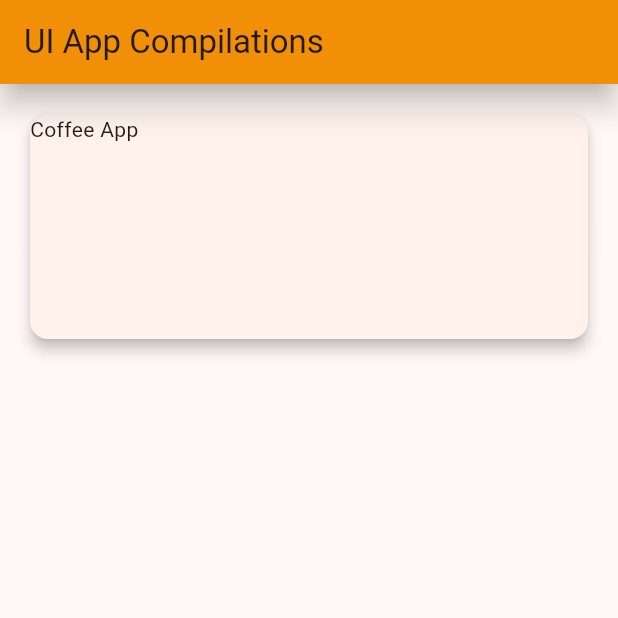
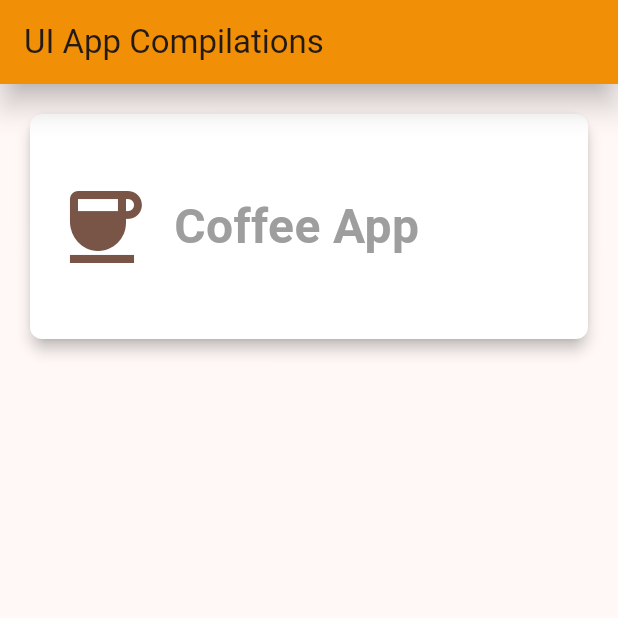
Before and after one commit to robyhartonodev/dribbble_clone_practice, a Flutter app: the screen it shows after launch, on a phone screen of 412 x 824 dp, the top half of it. Run offline on Flutter 3.47's test engine with Material 2 defaults, Android fonts, the phone set to English and light mode, and no system bars.

Commit message:
Polishing start page

```diff
--- a/lib/main.dart
+++ b/lib/main.dart
@@ -68,12 +68,40 @@ class _MainNavigationPageState extends State<MainNavigationPage> {
               appState.setAppIndex(1);
               appState.setAppTitle('Coffee App');
             },
-            child: const Card(
+            child: Card(
+              color: Colors.white,
               elevation: 4,
-              child: SizedBox(
-                height: 150,
-                child: Text('Coffee App'),
-              ),
+              child: Container(
+                  height: 150,
+                  decoration: const BoxDecoration(
+                    borderRadius: BorderRadius.all(
+                      Radius.circular(8.0),
+                    ),
+                    color: Colors.white,
+                  ),
+                  padding: const EdgeInsets.all(16.0),
+                  child: const Expanded(
+                    child: Row(
+                      mainAxisAlignment: MainAxisAlignment.start,
+                      children: [
+                        Icon(
+                          Icons.coffee,
+                          color: Colors.brown,
+                          size: 64.0,
+                        ),
+                        SizedBox(
+                          width: 16.0,
+                        ),
+                        Text(
+                          'Coffee App',
+                          style: TextStyle(
+                              color: Colors.grey,
+                              fontSize: 32.0,
+                              fontWeight: FontWeight.bold),
+                        )
+                      ],
+                    ),
+                  )),
             ),
           )
         ],
@@ -91,7 +119,7 @@ class StartPage extends StatefulWidget {
 
 class _StartPageState extends State<StartPage> {
   // Add new apps here
-  List<Widget> apps = [MainNavigationPage(), MyHomePage()];
+  List<Widget> apps = [const MainNavigationPage(), const MyHomePage()];
 
   @override
   Widget build(BuildContext context) {
```
